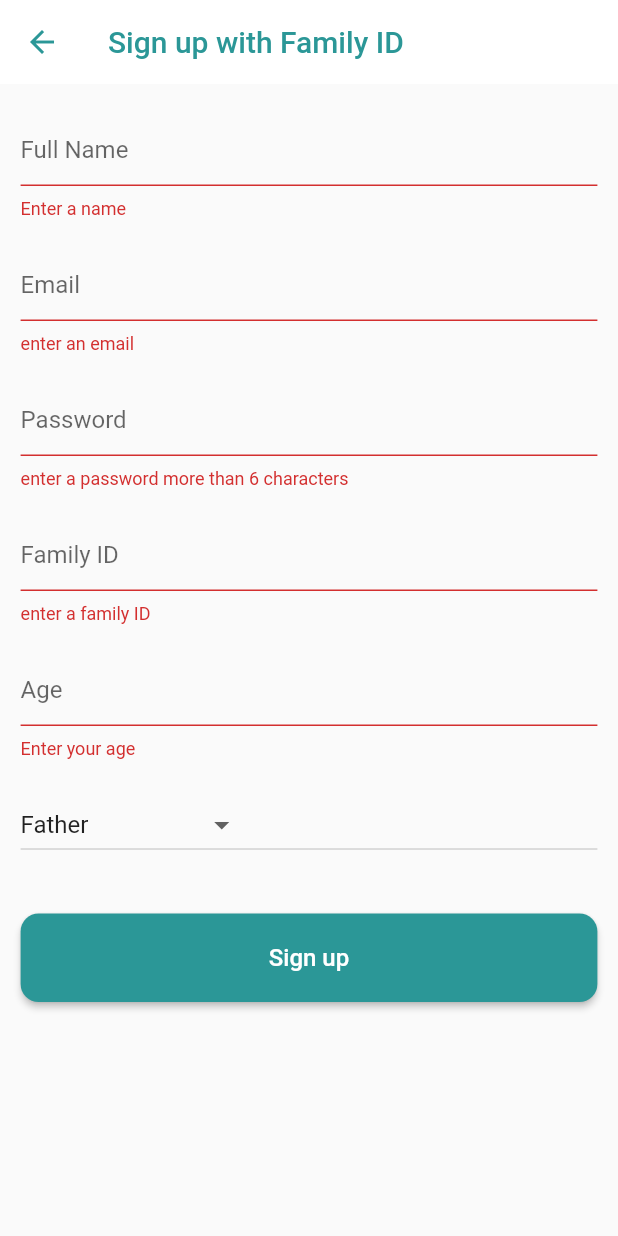
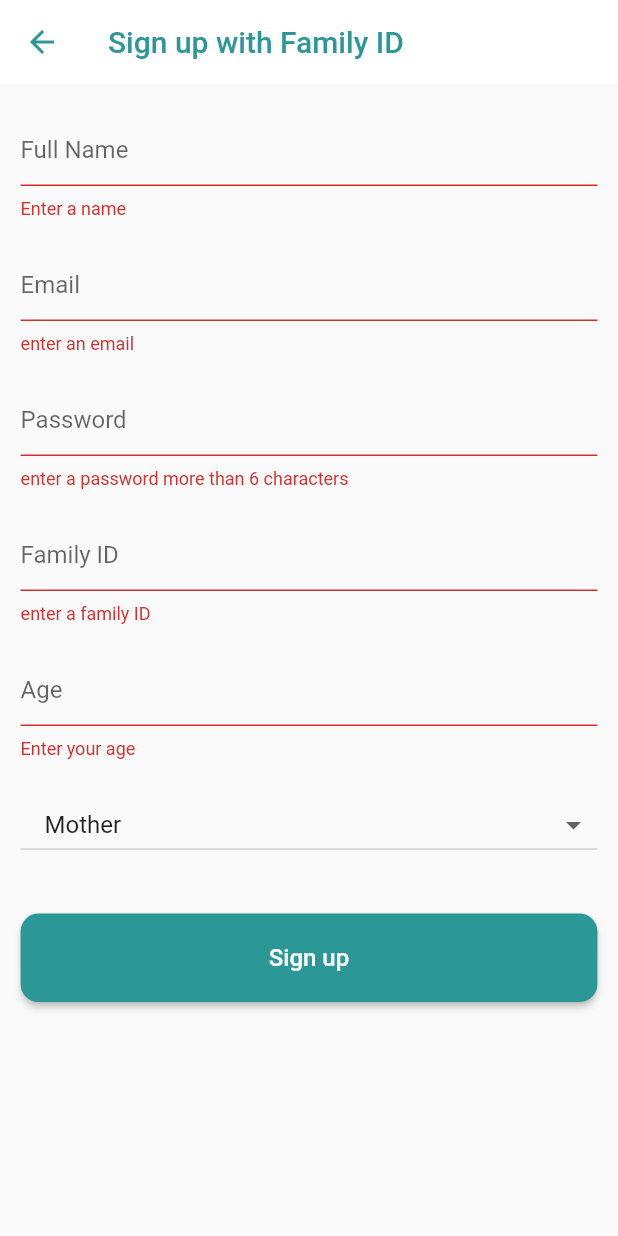
Before and after one commit to hci-gu/family-report-project, a Flutter app: the Register screen opened directly, after a tap on "Sign up", on a phone screen of 412 x 824 dp. Run offline on Flutter 3.47's test engine with Material 2 defaults, Android fonts, the phone set to English and light mode, and no system bars; our stand-ins replace cloud_firestore, firebase_auth, firebase_core, firebase_storage, flutter_spinkit, image_picker and 1 more; missing offline and left inert: app_usage, usage_stats; accounts and stored records are empty; statements that could not run were skipped.

Commit message:
fixed relation field entry

```diff
--- a/lib/screens/authenticate/register.dart
+++ b/lib/screens/authenticate/register.dart
@@ -20,7 +20,7 @@ class _RegisterState extends State<Register> {
   String familyId = "";
   String age = "";
   String gender = "";
-  String relation = null;
+  String relation = 'Mother';
   String error = "";
 
   @override
@@ -143,22 +143,22 @@ class _RegisterState extends State<Register> {
                                   val.isEmpty ? 'Enter your age' : null,
                               onChanged: (val) {
                                 setState(() {
-                                  name = val;
+                                  age = val;
                                 });
                               },
                             ),
                             SizedBox(
                               height: 20,
                             ),
-                            Container(
-                              width: double.infinity,
+                            ButtonTheme(
+                              alignedDropdown: true,
                               child: DropdownButton<String>(
+                                isExpanded: true,
+                                hint: Text("Enter your relation"),
                                 value: relation,
-                                focusColor: Theme.of(context).primaryColor,
-                                hint: Text("choose a relation"),
-                                onChanged: (String val) {
+                                onChanged: (String newValue) {
                                   setState(() {
-                                    relation = val;
+                                    relation = newValue;
                                   });
                                 },
                                 items: <String>[
@@ -166,11 +166,11 @@ class _RegisterState extends State<Register> {
                                   'Mother',
                                   'Son',
                                   'Daughter',
-                                  'Other'
-                                ].map((String value) {
-                                  return new DropdownMenuItem<String>(
-                                    value: relation,
-                                    child: new Text(value),
+                                  'Other',
+                                ].map<DropdownMenuItem<String>>((String value) {
+                                  return DropdownMenuItem<String>(
+                                    value: value,
+                                    child: Text(value),
                                   );
                                 }).toList(),
                               ),
@@ -187,7 +187,13 @@ class _RegisterState extends State<Register> {
                                   });
                                   dynamic result =
                                       await _auth.registerWithEmailAndPassword(
-                                          name, email, password, familyId);
+                                          name,
+                                          email,
+                                          password,
+                                          familyId,
+                                          age,
+                                          relation,
+                                          gender);
                                   Navigator.pop(context);
                                   if (result == null) {
                                     setState(() {
```
